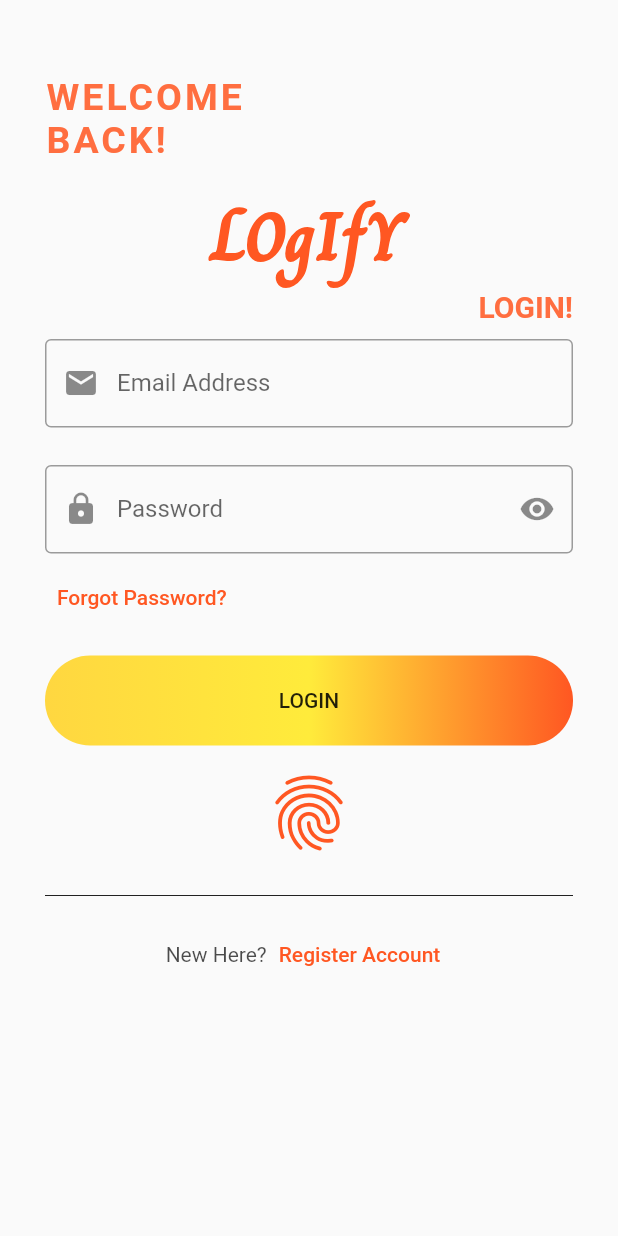
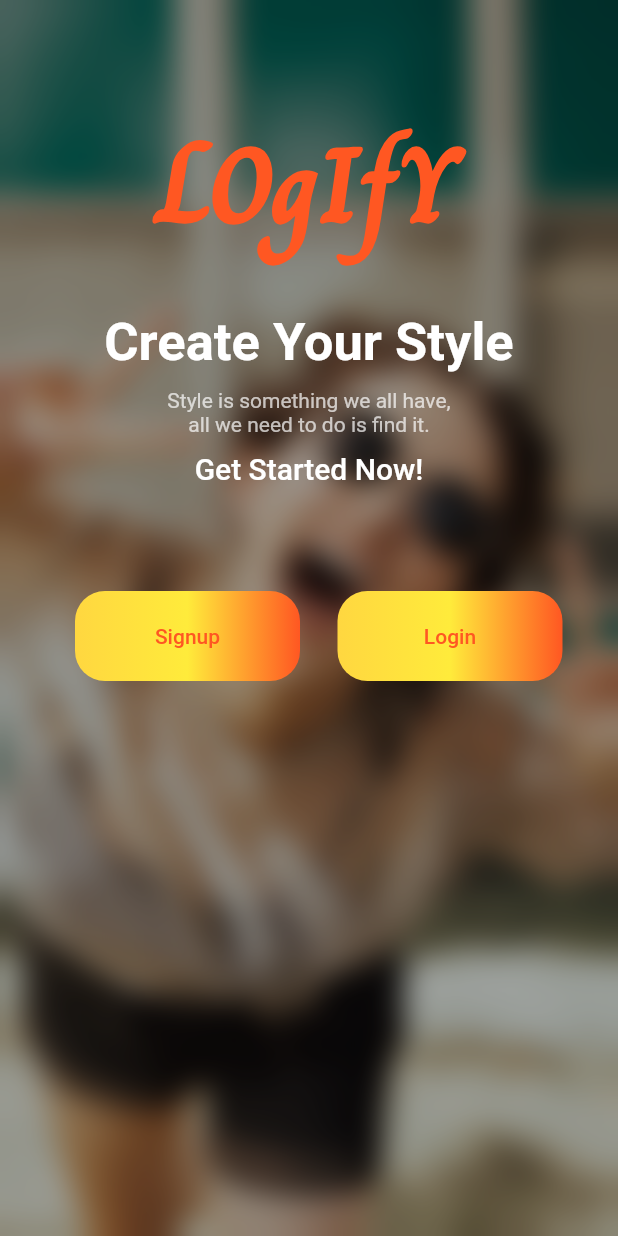
Before and after one commit to otitibeth/App-Login-UI, a Flutter app: the screen it shows after launch, on a phone screen of 412 x 824 dp. Run offline on Flutter 3.47's test engine with Material 2 defaults, Android fonts, the phone set to English and light mode, and no system bars.

Commit message:
landing_screen added

```diff
--- a/lib/main.dart
+++ b/lib/main.dart
@@ -1,5 +1,6 @@
 import 'package:flutter/material.dart';
 
+import './screens/landing_screen.dart';
 import './screens/forgot_password_screen.dart';
 import './screens/register_screen.dart';
 import './screens/login_screen.dart';
@@ -19,20 +20,12 @@ class MyApp extends StatelessWidget {
       theme: ThemeData(
         primarySwatch: Colors.deepOrange,
       ),
-      home: const LoginScreen(),
+      home: const LandingScreen(),
       routes: {
+        LoginScreen.routeName: (ctx) => const LoginScreen(),
         RegisterScreen.routeName: (ctx) => const RegisterScreen(),
         ForgotPasswordScreen.routeName: (ctx) => const ForgotPasswordScreen(),
       },
     );
   }
 }
-
-// class LoginUI extends StatelessWidget {
-//   const LoginUI({Key? key}) : super(key: key);
-
-//   @override
-//   Widget build(BuildContext context) {
-//     return const LoginScreen();
-//   }
-// }
--- /dev/null
+++ b/lib/screens/landing_screen.dart
@@ -0,0 +1,111 @@
+import 'dart:ui';
+
+import 'package:flutter/material.dart';
+import 'package:login_page_ui/screens/login_screen.dart';
+import 'package:login_page_ui/screens/register_screen.dart';
+
+class LandingScreen extends StatelessWidget {
+  const LandingScreen({Key? key}) : super(key: key);
+  static const routeName = '/';
+
+  Widget buildTextButton(String text, Function() onPressed) {
+    return Container(
+      height: 60,
+      width: 150,
+      decoration: BoxDecoration(
+        borderRadius: BorderRadius.circular(20),
+        gradient: const LinearGradient(
+            colors: [Colors.amberAccent, Colors.yellow, Colors.deepOrange]),
+      ),
+      child: TextButton(onPressed: onPressed, child: Text(text)),
+    );
+  }
+
+  @override
+  Widget build(BuildContext context) {
+    return Scaffold(
+      body: Container(
+        decoration: const BoxDecoration(
+          image: DecorationImage(
+            image: AssetImage('assets/images/happy.jpg'),
+            fit: BoxFit.cover,
+          ),
+        ),
+        child: BackdropFilter(
+          filter: ImageFilter.blur(sigmaX: 10, sigmaY: 10),
+          child: Container(
+            decoration: BoxDecoration(color: Colors.black.withOpacity(0.3)),
+            child: Padding(
+              padding: const EdgeInsets.symmetric(vertical: 70, horizontal: 30),
+              child: Center(
+                child: Column(
+                  children: [
+                    const Text(
+                      'LOgIfY',
+                      style: TextStyle(
+                          fontFamily: 'Charm',
+                          fontSize: 70,
+                          fontWeight: FontWeight.w900,
+                          color: Colors.deepOrange),
+                    ),
+                    const SizedBox(height: 30),
+                    const Text(
+                      'Create Your Style',
+                      style: TextStyle(
+                          fontWeight: FontWeight.bold,
+                          fontSize: 35,
+                          color: Colors.white),
+                    ),
+                    const SizedBox(height: 10),
+                    const Text(
+                      'Style is something we all have,',
+                      softWrap: true,
+                      style: TextStyle(color: Colors.white70),
+                    ),
+                    const Text(
+                      'all we need to do is find it.',
+                      softWrap: true,
+                      style: TextStyle(color: Colors.white70),
+                    ),
+                    const SizedBox(height: 10),
+                    const Text(
+                      'Get Started Now!',
+                      style: TextStyle(
+                          color: Colors.white,
+                          fontSize: 20,
+                          fontWeight: FontWeight.w500),
+                      softWrap: true,
+                    ),
+                    SingleChildScrollView(
+                      scrollDirection: Axis.horizontal,
+                      child: Padding(
+                        padding: const EdgeInsets.symmetric(
+                            vertical: 70, horizontal: 20),
+                        child: Row(
+                          crossAxisAlignment: CrossAxisAlignment.start,
+                          children: [
+                            buildTextButton(
+                              'Signup',
+                              () => Navigator.of(context)
+                                  .pushNamed(RegisterScreen.routeName),
+                            ),
+                            const SizedBox(width: 25),
+                            buildTextButton(
+                              'Login',
+                              () => Navigator.of(context)
+                                  .pushNamed(LoginScreen.routeName),
+                            ),
+                          ],
+                        ),
+                      ),
+                    ),
+                  ],
+                ),
+              ),
+            ),
+          ),
+        ),
+      ),
+    );
+  }
+}
--- a/lib/screens/login_screen.dart
+++ b/lib/screens/login_screen.dart
@@ -5,7 +5,7 @@ import './register_screen.dart';
 
 class LoginScreen extends StatelessWidget {
   const LoginScreen({Key? key}) : super(key: key);
-  static const routeName = '/';
+  static const routeName = '/LoginScreen';
 
   Widget buildText(String text) {
     return Row(
--- a/lib/screens/register_screen.dart
+++ b/lib/screens/register_screen.dart
@@ -1,4 +1,5 @@
 import 'package:flutter/material.dart';
+import 'package:login_page_ui/screens/login_screen.dart';
 
 class RegisterScreen extends StatelessWidget {
   const RegisterScreen({Key? key}) : super(key: key);
@@ -26,7 +27,7 @@ class RegisterScreen extends StatelessWidget {
       // appBar: AppBar(),
       body: SingleChildScrollView(
         child: Padding(
-          padding: const EdgeInsets.symmetric(vertical: 70, horizontal: 30),
+          padding: const EdgeInsets.symmetric(vertical: 50, horizontal: 30),
           child: Center(
             child: Column(
               children: [
@@ -109,7 +110,7 @@ class RegisterScreen extends StatelessWidget {
                     ),
                     TextButton(
                       onPressed: () {
-                        Navigator.of(context).pushNamed('/');
+                        Navigator.of(context).pushNamed(LoginScreen.routeName);
                       },
                       child: const Text('Login'),
                     ),
--- a/pubspec.yaml
+++ b/pubspec.yaml
@@ -58,8 +58,8 @@ flutter:
   uses-material-design: true
 
   # To add assets to your application, add an assets section, like this:
-  # assets:
-  #   - images/a_dot_burr.jpeg
+  assets:
+    - assets/images/happy.jpg
   #   - images/a_dot_ham.jpeg
 
   # An image asset can refer to one or more resolution-specific "variants", see
```
Also changed, not shown: assets/images/happy.jpg (added).
